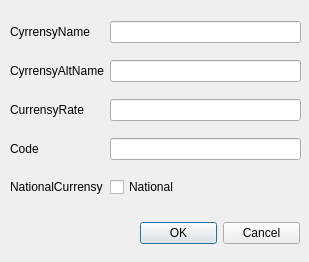
Above: currencyschangedialog.ui from pgulyaev88/elpos.manager before the change. Below: the same form after it.
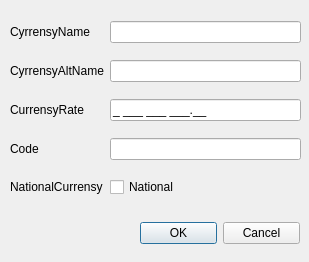
That is the form after the change.

Diff of the .ui file:
```diff
--- a/currencyschangedialog.ui
+++ b/currencyschangedialog.ui
@@ -44,7 +44,17 @@
      </widget>
     </item>
     <item row="2" column="1">
-     <widget class="QLineEdit" name="currencysRateLineEdit"/>
+     <widget class="QLineEdit" name="currenciesRateLineEdit">
+      <property name="inputMethodHints">
+       <set>Qt::ImhNone</set>
+      </property>
+      <property name="inputMask">
+       <string>9 999 999 999.00;_</string>
+      </property>
+      <property name="cursorPosition">
+       <number>16</number>
+      </property>
+     </widget>
     </item>
     <item row="2" column="0">
      <widget class="QLabel" name="label_3">
```
Left out of the diff: 68 changed lines with no effect on the pictures.
